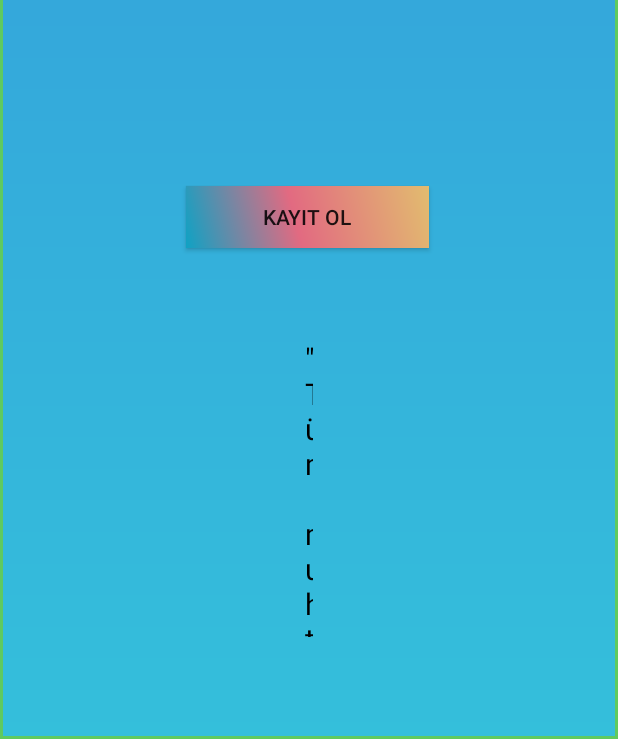
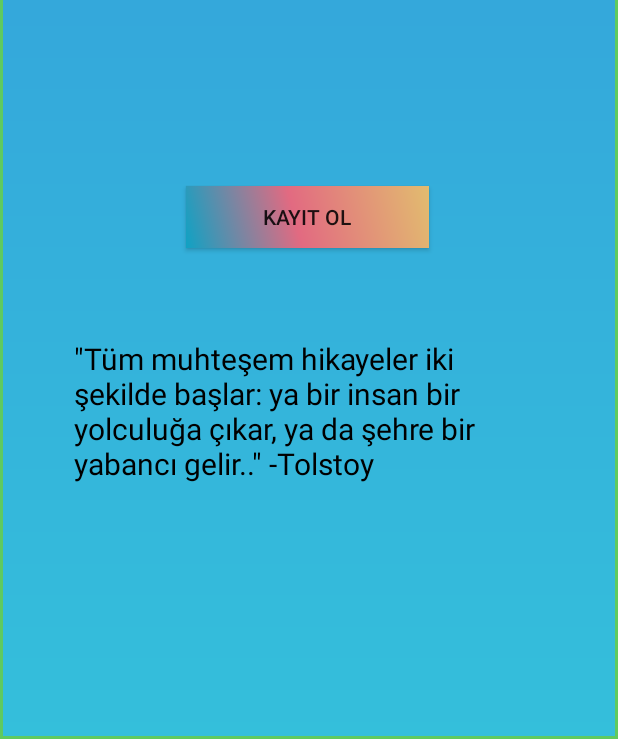
Before and after one commit to ozayezerceli/MotivationApp, an Android app: the SignUpPage screen opened directly, with no data from a screen before it, on a phone screen of 412 x 824 dp, the part 497-1236 px from its top. Run offline under Robolectric (Android 15) with nearby library versions, the phone set to English and light mode, and no system bars; our stand-ins replace Firebase (no records; nobody signed in at launch, a user with empty details on screens opened directly).

Commit message:
update
*update1

```diff
--- a/app/src/main/res/layout/activity_sign_up_page.xml
+++ b/app/src/main/res/layout/activity_sign_up_page.xml
@@ -68,7 +68,7 @@
 
     <TextView
         android:id="@+id/signUp_textView"
-        android:layout_width="5dp"
+        android:layout_width="0dp"
         android:layout_height="0dp"
         android:layout_marginStart="49dp"
         android:layout_marginEnd="49dp"
```
